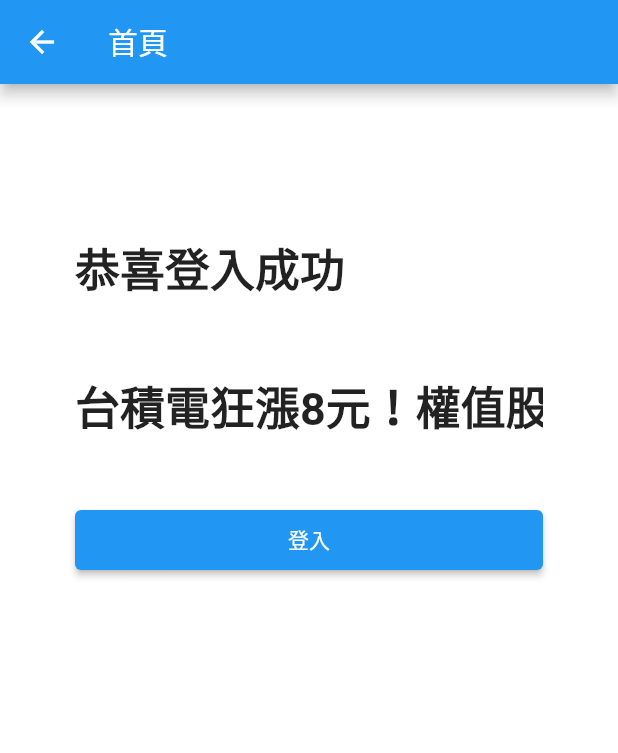
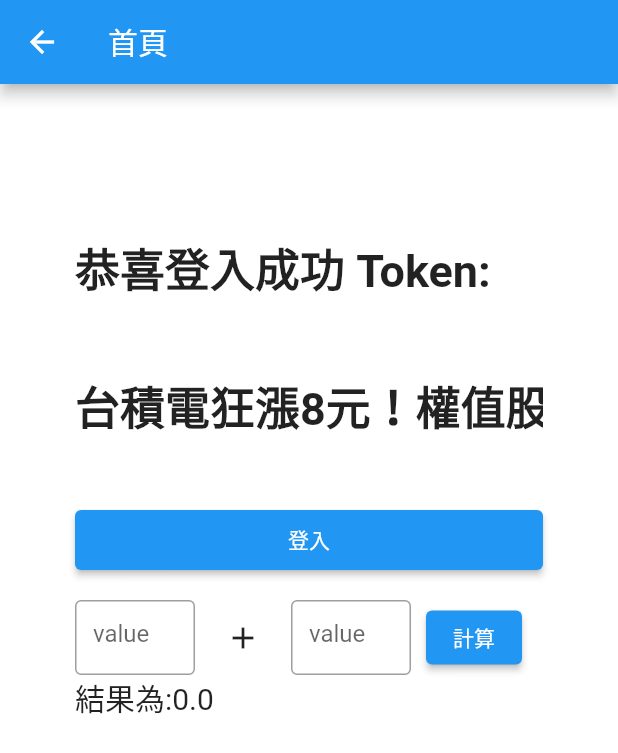
Before and after one commit to iop04329/flutter, a Flutter app: the frontPage screen opened by its route, on a phone screen of 412 x 824 dp. Shown: the top 753 px of the screen. Run offline on Flutter 3.47's test engine with Material 2 defaults, Android fonts, the phone set to English and light mode, and no system bars; drawn by our look-alikes of marquee; our stand-ins replace fluttertoast, get_it, shared_preferences; accounts and stored records are empty.

Commit message:
lesson11 getit changeNotifier

```diff
--- a/lib/main.dart
+++ b/lib/main.dart
@@ -6,6 +6,7 @@ import 'package:tutorial/pages/login.dart';
 import 'package:tutorial/tool/pub.dart';
 
 void main() {
+  setup(); //singleTon
   runApp(const MyApp());
 }
 
--- a/lib/pages/front.dart
+++ b/lib/pages/front.dart
@@ -1,5 +1,6 @@
 import 'package:flutter/material.dart';
 import 'package:marquee/marquee.dart';
+import 'package:tutorial/tool/pub.dart';
 
 class frontPage extends StatefulWidget {
   const frontPage({super.key});
@@ -9,6 +10,13 @@ class frontPage extends StatefulWidget {
 }
 
 class _frontPageState extends State<frontPage> {
+  api_GetIt api = locator<api_GetIt>();
+  TextEditingController t1 = TextEditingController();
+  TextEditingController t2 = TextEditingController();
+  TextEditingController t3 = TextEditingController();
+  TextEditingController t4 = TextEditingController();
+  final totalModel totalNotifier = totalModel();
+
   @override
   Widget build(BuildContext context) {
     return Scaffold(
@@ -24,7 +32,7 @@ class _frontPageState extends State<frontPage> {
             children: [
               SizedBox(height: 100),
               Text(
-                '恭喜登入成功',
+                '恭喜登入成功 Token:${api.token}', //Getit
                 style: TextStyle(fontSize: 30, fontWeight: FontWeight.bold),
               ),
               SizedBox(height: 10),
@@ -44,6 +52,51 @@ class _frontPageState extends State<frontPage> {
                 height: 40,
                 child: ElevatedButton(onPressed: () {}, child: Text('登入')),
               ),
+              SizedBox(height: 20),
+              Row(children: [
+                Container(
+                  width: 80,
+                  height: 50,
+                  child: TextField(
+                      controller: t1,
+                      decoration: InputDecoration(
+                        border: OutlineInputBorder(),
+                        hintText: 'value',
+                      )),
+                ),
+                SizedBox(width: 20),
+                Icon(Icons.add),
+                SizedBox(width: 20),
+                Container(
+                  width: 80,
+                  height: 50,
+                  child: TextField(
+                      controller: t2,
+                      decoration: InputDecoration(
+                        border: OutlineInputBorder(),
+                        hintText: 'value',
+                      )),
+                ),
+                SizedBox(width: 10),
+                ElevatedButton(
+                    onPressed: () {
+                      tool_api tool = tool_api();
+                      double? v1 = double.tryParse(t1.text);
+                      double? v2 = double.tryParse(t2.text);
+                      if (v1 == null || v2 == null) {
+                        tool.showMsg('請確認輸入的參數');
+                        return;
+                      }
+                      totalNotifier.add(v1, v2);
+                    },
+                    child: Text('計算'))
+              ]),
+              ListenableBuilder(
+                listenable: totalNotifier,
+                builder: (BuildContext context, Widget? child) {
+                  return Text('結果為:${totalNotifier.addTotal}', style: TextStyle(fontSize: 20));
+                },
+              ),
             ],
           ),
         ));
--- a/lib/pages/login.dart
+++ b/lib/pages/login.dart
@@ -17,6 +17,7 @@ class _loginState extends State<login> {
   TextEditingController passWordController = TextEditingController();
   tool_api tool = tool_api();
   bool isVisibile = false;
+  api_GetIt api = locator<api_GetIt>();
 
   switchVisible() {
     isVisibile = !isVisibile;
@@ -96,6 +97,8 @@ class _loginState extends State<login> {
                           if (pswdList != null) {
                             if (pswdList[Ind] == passWordVal) {
                               tool.showMsg('登入成功');
+                              api.token = 'asdfopdg3d51f6g45fd468gsd4a645sa'; //GetIT
+                              Navigator.pop(context, 'hello world');
                               await Navigator.of(context).pushNamed(RouteName.front);
                             }
                           }
--- a/lib/tool/pub.dart
+++ b/lib/tool/pub.dart
@@ -7,10 +7,39 @@ import 'package:tutorial/old/secondPage.dart';
 import 'package:tutorial/old/thirdPage.dart';
 import 'package:tutorial/pages/front.dart';
 import 'package:tutorial/pages/register.dart';
+import 'package:get_it/get_it.dart';
+
+//GetIt 註冊單例
+final locator = GetIt.instance;
+void setup() {
+  locator.registerSingleton<api_GetIt>(api_GetIt());
+}
+
+//changeNotifier
+//1. define class
+//2. define value who u want to listen change
+//3. write a function u using to change value in the end u should call notifyListeners
+class totalModel with ChangeNotifier {
+  double _addTotal = 0;
+  double get addTotal => _addTotal;
+
+  double _reduceTotal = 0;
+  double get reduceTotal => _reduceTotal;
+
+  void add(double a, double b) {
+    _addTotal = a + b;
+    notifyListeners();
+  }
+
+  void reduce(double a, double b) {
+    _reduceTotal = a - b;
+    notifyListeners();
+  }
+}
+
 //自製套件
 //共用區域
 //列舉
-
 //路由管理
 class RouteName {
   static const first = '/first';
@@ -70,6 +99,12 @@ class tool_api {
     return regex.hasMatch(input);
   }
 }
+
+class api_GetIt {
+  String token = '';
+  callMainPage() {}
+}
+
 //lesson 1 介紹
 //lesson 2 基礎語法
 //lesson 3 常用表達式
@@ -83,4 +118,7 @@ class tool_api {
 //lesson 9 textfield 畫面建立 controller 功能
 //11/21 leeson 10 狀態管理 share prefernce login register
 //test
-//lesson 11
+//lesson 11 GetIt ChangeNotifier  homework add a reduceTotal
+// 1.全域參數
+// 2.不會被修改或初始化
+// 3.api token
--- a/pubspec.yaml
+++ b/pubspec.yaml
@@ -38,6 +38,7 @@ dependencies:
   fluttertoast: ^8.2.4
   shared_preferences: ^2.2.2
   marquee: ^2.2.3
+  get_it: ^7.6.4
 
 dev_dependencies:
   flutter_test:
```
Also changed, not shown: pubspec.lock.
